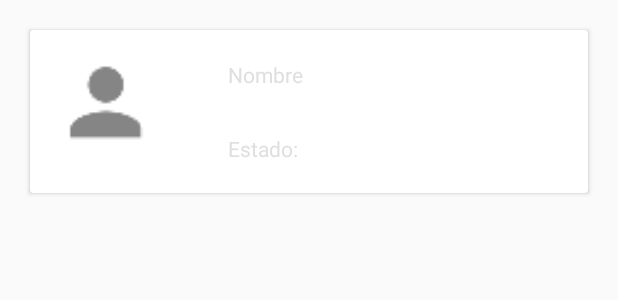
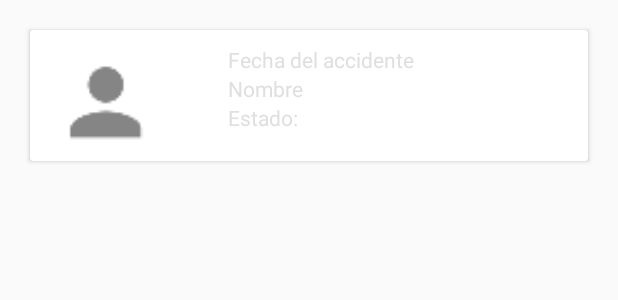
Before and after one commit to gonzajet/segurisimo, an Android app: the layout activity_card_view.xml on its own in the app's theme, with its tools: preview values and no code run, on a phone screen of 412 x 824 dp. Shown: the top 300 px of the screen. Run offline under Robolectric (Android 15) with nearby library versions, the phone set to English and light mode, and no system bars.

```diff
--- a/app/src/main/java/fragments/ListaSiniestrosFragment.java
+++ b/app/src/main/java/fragments/ListaSiniestrosFragment.java
@@ -146,8 +146,6 @@ public class ListaSiniestrosFragment extends Fragment implements View.OnClickLis
     public void onClick(View v) {
         switch(v.getId()){
             case R.id.appCompatButtonBusqueda:
-                Toast.makeText(getContext(),"Buscando:",Toast.LENGTH_LONG ).show();
-
                 buscar();
                 crearListaView();
                 break;
--- a/app/src/main/res/layout/activity_card_view.xml
+++ b/app/src/main/res/layout/activity_card_view.xml
@@ -30,11 +30,19 @@
             android:orientation="vertical">
 
             <TextView
+            android:id="@+id/textViewFecha"
+            android:layout_width="196dp"
+            android:layout_height="wrap_content"
+            android:layout_marginStart="20dp"
+            android:paddingLeft="10dp"
+            android:hint="@string/fecha_del_accidente" />
+
+            <TextView
                 android:id="@+id/textViewNombre"
                 android:layout_width="196dp"
                 android:layout_height="wrap_content"
                 android:layout_marginStart="20dp"
-                android:padding="10dp"
+                android:paddingLeft="10dp"
                 android:hint="@string/nombre" />
 
             <TextView
@@ -42,10 +50,9 @@
                 android:layout_width="196dp"
                 android:layout_height="wrap_content"
                 android:layout_marginStart="20dp"
-                android:layout_marginTop="10dp"
                 android:layout_marginEnd="10dp"
                 android:layout_marginBottom="10dp"
-                android:padding="10dp"
+                android:paddingLeft="10dp"
                 android:hint="@string/estado" />
 
         </LinearLayout>
```
Also changed, not shown: app/src/main/java/adaptador/AdaptadorSiniestros.java (+7 -3 lines), app/src/main/java/fragments/DetalleSiniestroFragment.java (+27 -15 lines), app/src/main/res/layout/fragment_detalle_siniestro.xml (+14 -7 lines).
